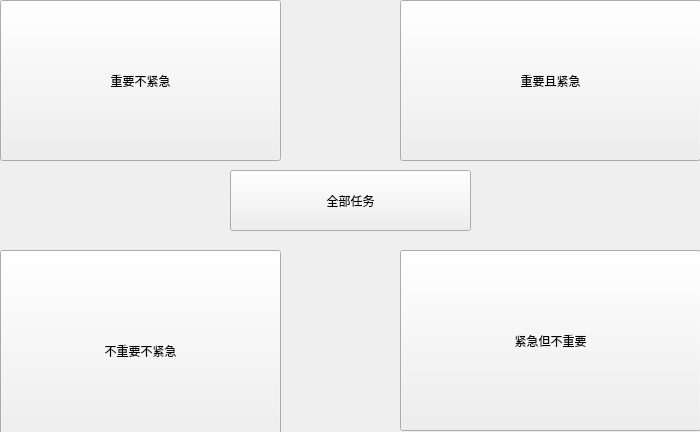
Old version of the form realProgect/dailymsy.ui in the repository Arthur381/QTproject.
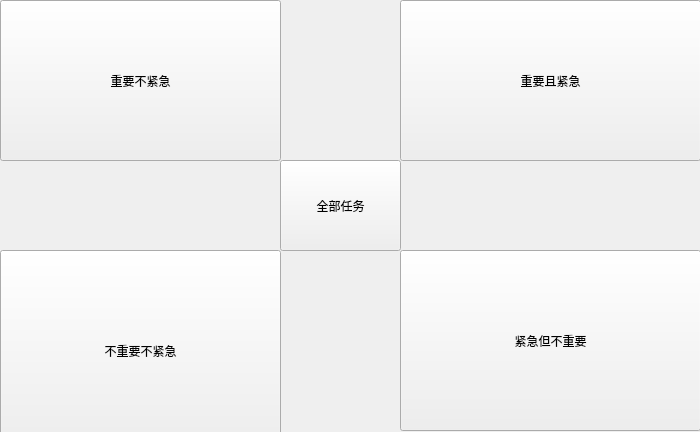
New version of the form.

```diff
--- a/realProgect/dailymsy.ui
+++ b/realProgect/dailymsy.ui
@@ -80,10 +80,10 @@
   <widget class="QPushButton" name="allIn">
    <property name="geometry">
     <rect>
-     <x>230</x>
-     <y>170</y>
-     <width>241</width>
-     <height>61</height>
+     <x>280</x>
+     <y>160</y>
+     <width>121</width>
+     <height>91</height>
     </rect>
    </property>
    <property name="text">
```
